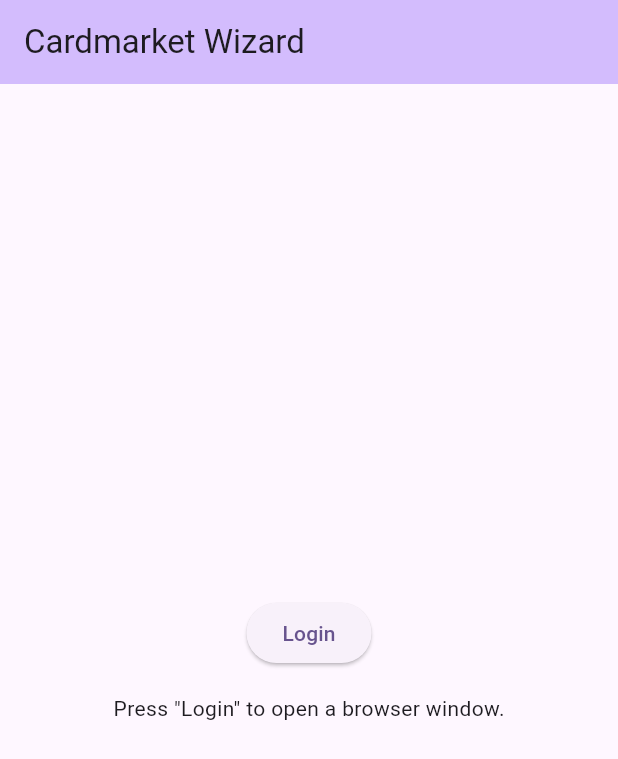
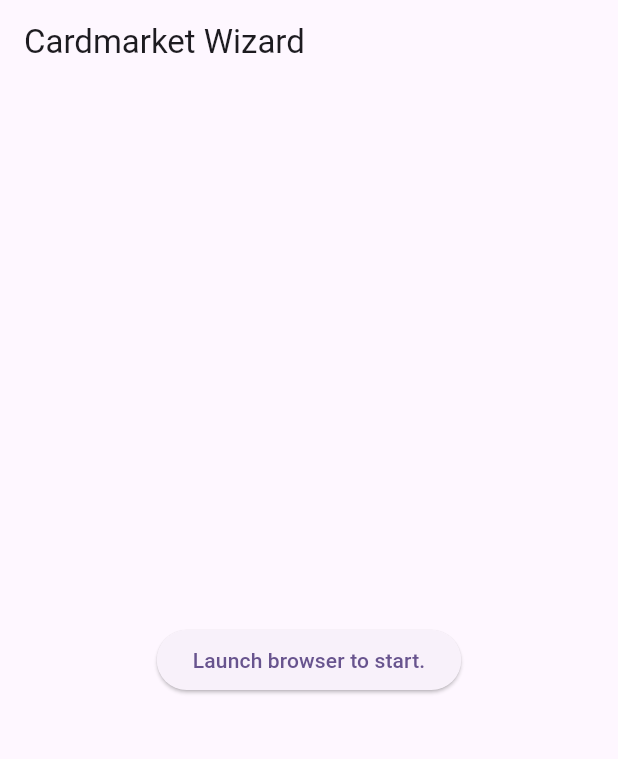
Before and after one commit to michasng/cardmarket_wizard, a Flutter app: the screen it shows after launch, on a phone screen of 412 x 824 dp. Shown: the top 759 px of the screen. Run offline on Flutter 3.47's test engine with Material 2 defaults, Android fonts, the phone set to English and light mode, and no system bars; missing offline and left inert: puppeteer.

Commit message:
Add slide view for guidance

```diff
--- a/lib/home_page.dart
+++ /dev/null
@@ -1,19 +0,0 @@
-import 'package:cardmarket_wizard/login_to_cardmarket.dart';
-import 'package:flutter/material.dart';
-
-class HomePage extends StatelessWidget {
-  const HomePage({super.key});
-
-  @override
-  Widget build(BuildContext context) {
-    return Scaffold(
-      appBar: AppBar(
-        backgroundColor: Theme.of(context).colorScheme.inversePrimary,
-        title: const Text('Cardmarket Wizard'),
-      ),
-      body: const Center(
-        child: LoginToCardmarket(),
-      ),
-    );
-  }
-}
--- a/lib/login_to_cardmarket.dart
+++ /dev/null
@@ -1,84 +0,0 @@
-import 'package:cardmarket_wizard/logging.dart';
-import 'package:flutter/material.dart';
-import 'package:puppeteer/puppeteer.dart';
-
-enum LoginToCardmarketState { idle, waitingForLogin, success, error }
-
-class LoginToCardmarket extends StatefulWidget {
-  const LoginToCardmarket({super.key});
-
-  @override
-  State<LoginToCardmarket> createState() => _LoginToCardmarketState();
-}
-
-class _LoginToCardmarketState extends State<LoginToCardmarket> {
-  static final logger = createLogger(LoginToCardmarket);
-
-  bool _inputBlocked = false;
-  LoginToCardmarketState _state = LoginToCardmarketState.idle;
-  String? _username;
-
-  String get _stateMessage {
-    switch (_state) {
-      case LoginToCardmarketState.idle:
-        return 'Press "Login" to open a browser window.';
-      case LoginToCardmarketState.waitingForLogin:
-        return 'Waiting for login in opened browser window.';
-      case LoginToCardmarketState.success:
-        return 'Logged in successfully as $_username.';
-      case LoginToCardmarketState.error:
-        return 'Browser was closed too soon. Press login to restart the process.';
-    }
-  }
-
-  Future<void> _login() async {
-    setState(() {
-      _inputBlocked = true;
-      _state = LoginToCardmarketState.waitingForLogin;
-    });
-    logger.fine('Starting the login process.');
-
-    final browser = await puppeteer.launch(headless: false);
-    try {
-      final page = (await browser.pages).first;
-      page.defaultTimeout = Duration.zero;
-
-      await page.goto(
-        'https://www.cardmarket.com/en/YuGiOh',
-        wait: Until.domContentLoaded,
-      );
-
-      logger.info('Waiting for user to login.');
-      final usernameElement =
-          await page.waitForSelector('#account-dropdown .d-lg-block');
-      final username = await usernameElement?.propertyValue('innerText');
-
-      setState(() {
-        _username = username;
-        _state = LoginToCardmarketState.success;
-      });
-      logger.info('Logged in successfully as $username.');
-    } on TargetClosedException catch (e) {
-      logger.severe(e);
-      setState(() => _state = LoginToCardmarketState.error);
-    } finally {
-      await browser.close();
-      setState(() => _inputBlocked = false);
-    }
-  }
-
-  @override
-  Widget build(BuildContext context) {
-    return Column(
-      mainAxisAlignment: MainAxisAlignment.center,
-      children: [
-        ElevatedButton(
-          onPressed: _inputBlocked ? null : _login,
-          child: const Text('Login'),
-        ),
-        const SizedBox(height: 16),
-        Text(_stateMessage),
-      ],
-    );
-  }
-}
--- a/lib/main.dart
+++ b/lib/main.dart
@@ -1,5 +1,5 @@
-import 'package:cardmarket_wizard/home_page.dart';
 import 'package:cardmarket_wizard/logging.dart';
+import 'package:cardmarket_wizard/screens/wizard/wizard_screen.dart';
 import 'package:flutter/material.dart';
 
 void main() {
@@ -18,7 +18,7 @@ class App extends StatelessWidget {
         colorScheme: ColorScheme.fromSeed(seedColor: Colors.deepPurple),
         useMaterial3: true,
       ),
-      home: const HomePage(),
+      home: const SlideScreen(),
     );
   }
 }
--- /dev/null
+++ b/lib/screens/wizard/slides/launch_slide.dart
@@ -0,0 +1,32 @@
+import 'package:cardmarket_wizard/logging.dart';
+import 'package:cardmarket_wizard/services/browser_holder.dart';
+import 'package:flutter/material.dart';
+
+class LaunchSlide extends StatelessWidget {
+  static final logger = createLogger(LaunchSlide);
+
+  final VoidCallback onSuccess;
+
+  const LaunchSlide({
+    super.key,
+    required this.onSuccess,
+  });
+
+  Future<void> _launch() async {
+    logger.info('Launching browser');
+
+    final holder = BrowserHolder.instance();
+    await holder.launch();
+    onSuccess();
+  }
+
+  @override
+  Widget build(BuildContext context) {
+    return Center(
+      child: ElevatedButton(
+        onPressed: _launch,
+        child: const Text('Launch browser to start.'),
+      ),
+    );
+  }
+}
--- /dev/null
+++ b/lib/screens/wizard/wizard_screen.dart
@@ -0,0 +1,77 @@
+import 'package:cardmarket_wizard/logging.dart';
+import 'package:cardmarket_wizard/screens/wizard/slides/launch_slide.dart';
+import 'package:cardmarket_wizard/screens/wizard/slides/login_slide.dart';
+import 'package:cardmarket_wizard/screens/wizard/slides/select_wants_slide.dart';
+import 'package:flutter/material.dart';
+
+class SlideScreen extends StatefulWidget {
+  const SlideScreen({super.key});
+
+  @override
+  State<SlideScreen> createState() => _SlideScreenState();
+}
+
+class _SlideScreenState extends State<SlideScreen> {
+  static final logger = createLogger(SlideScreen);
+
+  final _pageController = PageController();
+  final pageCount = 4;
+  int _currentSlideIndex = 0;
+
+  String? _username;
+
+  Future<void> _restart() async {
+    logger.info('Restart wizard');
+
+    setState(() => _currentSlideIndex = 0);
+    await _animateToCurrentSlideIndex();
+  }
+
+  Future<void> _next() async {
+    logger.info('Next slide');
+
+    setState(() => _currentSlideIndex = (_currentSlideIndex + 1) % 3);
+    await _animateToCurrentSlideIndex();
+  }
+
+  Future<void> _animateToCurrentSlideIndex() async {
+    await _pageController.animateToPage(
+      _currentSlideIndex,
+      duration: const Duration(milliseconds: 500),
+      curve: Curves.easeInOut,
+    );
+  }
+
+  @override
+  Widget build(BuildContext context) {
+    return Scaffold(
+      appBar: AppBar(
+        title: const Text('Cardmarket Wizard'),
+      ),
+      body: PageView(
+        controller: _pageController,
+        physics: const NeverScrollableScrollPhysics(),
+        children: [
+          LaunchSlide(onSuccess: _next),
+          LoginSlide(
+            onSuccess: (username) async {
+              setState(() => _username = username);
+              await _next();
+            },
+            onError: _restart,
+          ),
+          _username == null
+              ? Container()
+              : SelectWantsSlide(
+                  username: _username!,
+                  onSuccess: _next,
+                  onError: _restart,
+                ),
+          const Center(
+            child: Text('That\'s all for now.'),
+          ),
+        ],
+      ),
+    );
+  }
+}
--- /dev/null
+++ b/lib/services/browser_holder.dart
@@ -0,0 +1,28 @@
+import 'package:puppeteer/puppeteer.dart';
+
+class BrowserHolder {
+  static BrowserHolder? _instance;
+
+  BrowserHolder._internal();
+
+  factory BrowserHolder.instance() {
+    return _instance ??= BrowserHolder._internal();
+  }
+
+  Browser? _browser;
+
+  Future<void> launch() async {
+    if (_browser != null) await close();
+    _browser = await puppeteer.launch(headless: false);
+  }
+
+  Future<void> close() async {
+    if (_browser?.isConnected ?? false) await _browser?.close();
+    _browser = null;
+  }
+
+  Future<Page> get currentPage async {
+    assert(_browser != null, 'Browser must be running.');
+    return (await _browser!.pages).first;
+  }
+}
```
Also changed, not shown: lib/screens/wizard/slides/login_slide.dart (added, +56 -0 lines), lib/screens/wizard/slides/select_wants_slide.dart (added, +67 -0 lines), lib/services/cardmarket/pages/cardmarket_page.dart (added, +19 -0 lines), lib/services/cardmarket/pages/home_page.dart (added, +30 -0 lines), lib/services/cardmarket/pages/wants_page.dart (added, +17 -0 lines).
